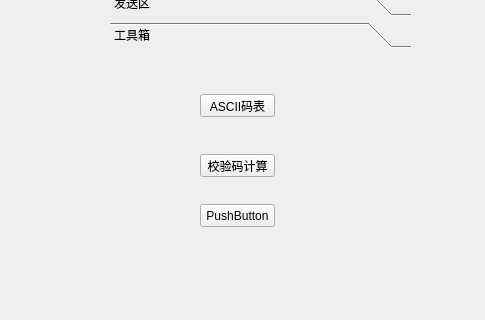
The window that stduart/serial_setting.ui (stdplus/stduart) describes before a commit, drawn with Qt 5; both pictures show x 0 to 485 and y 166 to 486 of the 705 by 666 pixel window.
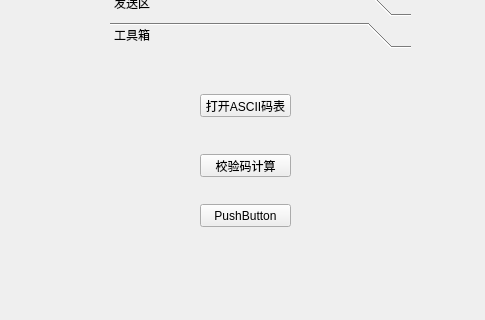
The same window after the commit. The open tabs and pages were chosen to show the change.

Commit message: 添加了ascii码表

Patch:
```diff
--- a/stduart/serial_setting.ui
+++ b/stduart/serial_setting.ui
@@ -371,6 +371,14 @@
     </attribute>
    </widget>
    <widget class="QWidget" name="page_5">
+    <property name="geometry">
+     <rect>
+      <x>0</x>
+      <y>0</y>
+      <width>301</width>
+      <height>331</height>
+     </rect>
+    </property>
     <attribute name="label">
      <string>工具箱</string>
     </attribute>
@@ -379,12 +387,12 @@
       <rect>
        <x>90</x>
        <y>40</y>
-       <width>75</width>
+       <width>91</width>
        <height>23</height>
       </rect>
      </property>
      <property name="text">
-      <string>ASCII码表</string>
+      <string>打开ASCII码表</string>
      </property>
     </widget>
     <widget class="QPushButton" name="pushButton_9">
@@ -392,7 +400,7 @@
       <rect>
        <x>90</x>
        <y>100</y>
-       <width>75</width>
+       <width>91</width>
        <height>23</height>
       </rect>
      </property>
@@ -405,7 +413,7 @@
       <rect>
        <x>90</x>
        <y>150</y>
-       <width>75</width>
+       <width>91</width>
        <height>23</height>
       </rect>
      </property>
```
Left out of the diff: 2 changed lines with no effect on the pictures. The commit also changes 11 other files.
